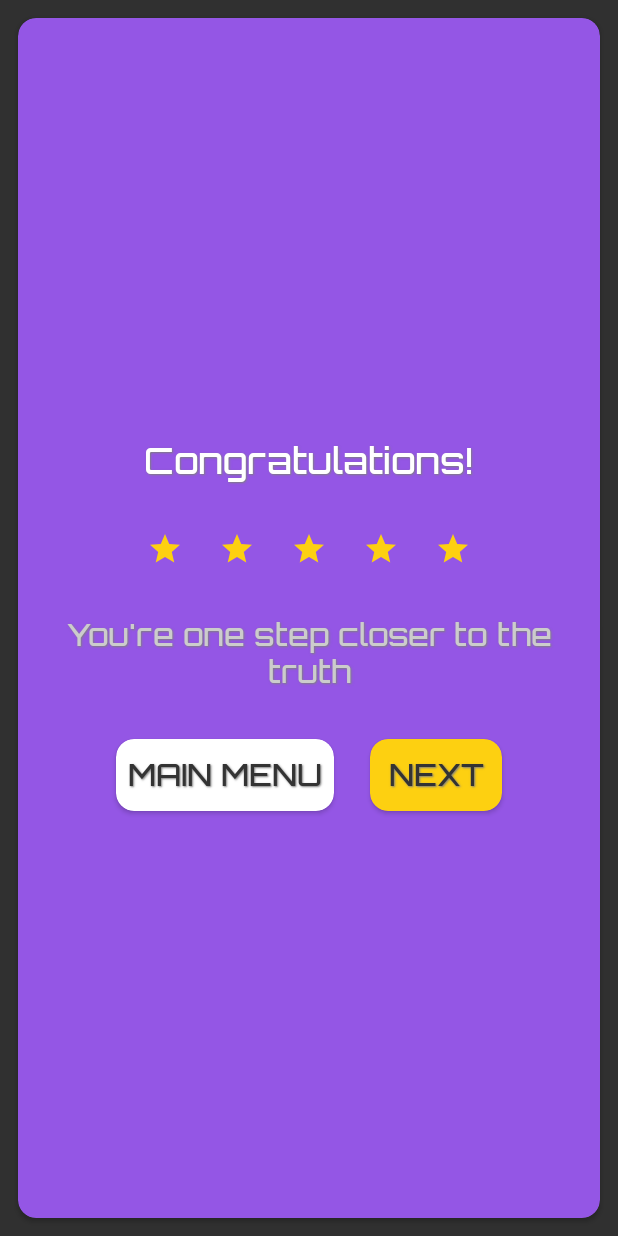
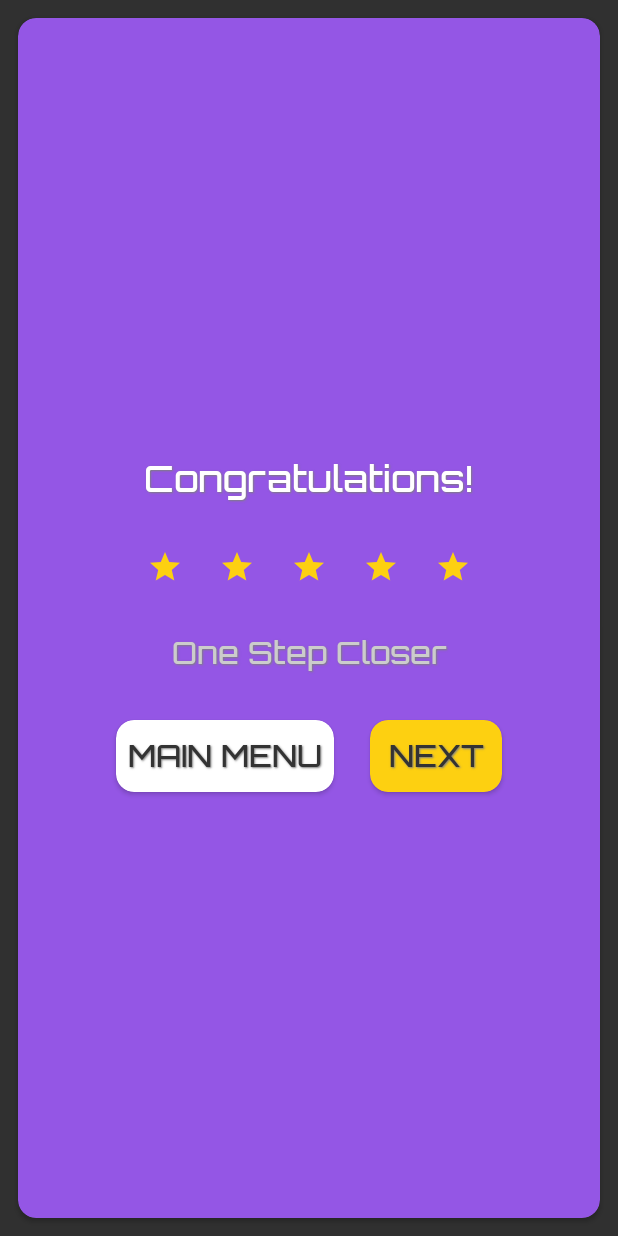
Before and after one commit to AletheiaWareLLC/PerspectivePotVAndroid, an Android app: the layout dialog_game_won.xml on its own in the app's theme, with its tools: preview values and no code run, on a phone screen of 412 x 824 dp. Run offline under Robolectric (Android 15) with nearby library versions, the phone set to English and light mode, and no system bars.

Commit message:
Vary game won text in tutorial

```diff
--- a/app/src/main/java/com/aletheiaware/perspectivepotv/android/ui/GameActivity.java
+++ b/app/src/main/java/com/aletheiaware/perspectivepotv/android/ui/GameActivity.java
@@ -929,6 +929,7 @@ public class GameActivity extends AppCompatActivity implements Perspective.Callb
                 layout.findViewById(R.id.game_won_star3).setVisibility((stars > 2) ? View.VISIBLE : View.GONE);
                 layout.findViewById(R.id.game_won_star4).setVisibility((stars > 3) ? View.VISIBLE : View.GONE);
                 layout.findViewById(R.id.game_won_star5).setVisibility((stars > 4) ? View.VISIBLE : View.GONE);
+                TextView text = layout.findViewById(R.id.game_won_text);
                 Button main = layout.findViewById(R.id.game_won_main_menu);
                 CardView retryCard = layout.findViewById(R.id.game_won_retry_card);
                 Button retry = layout.findViewById(R.id.game_won_retry);
@@ -944,6 +945,9 @@ public class GameActivity extends AppCompatActivity implements Perspective.Callb
                         finish();
                     }
                 });
+                if (PerspectiveUtils.WORLD_TUTORIAL.equals(worldName)) {
+                    text.setText(R.string.game_won_message_tutorial);
+                }
                 if (stars < 5) {
                     retry.setOnClickListener(new View.OnClickListener() {
                         @Override
--- a/app/src/main/res/layout/dialog_game_won.xml
+++ b/app/src/main/res/layout/dialog_game_won.xml
@@ -94,6 +94,7 @@ limitations under the License.
         </LinearLayout>
 
         <TextView
+            android:id="@+id/game_won_text"
             android:layout_width="wrap_content"
             android:layout_height="wrap_content"
             android:layout_margin="@dimen/game_margin"
--- a/app/src/main/res/values/strings.xml
+++ b/app/src/main/res/values/strings.xml
@@ -43,7 +43,8 @@ limitations under the License.
     <string name="game_lost_title">Game Over</string>
     <string name="game_lost_message">You got lost in space</string>
     <string name="game_won_title">Congratulations!</string>
-    <string name="game_won_message">You\'re one step closer to the truth</string>
+    <string name="game_won_message">One Step Closer</string>
+    <string name="game_won_message_tutorial">Great Job!</string>
     <string name="game_move_format">%d / %d</string>
     <string name="game_launch">Launch</string>
     <string name="game_menu">Game Menu</string>
```
